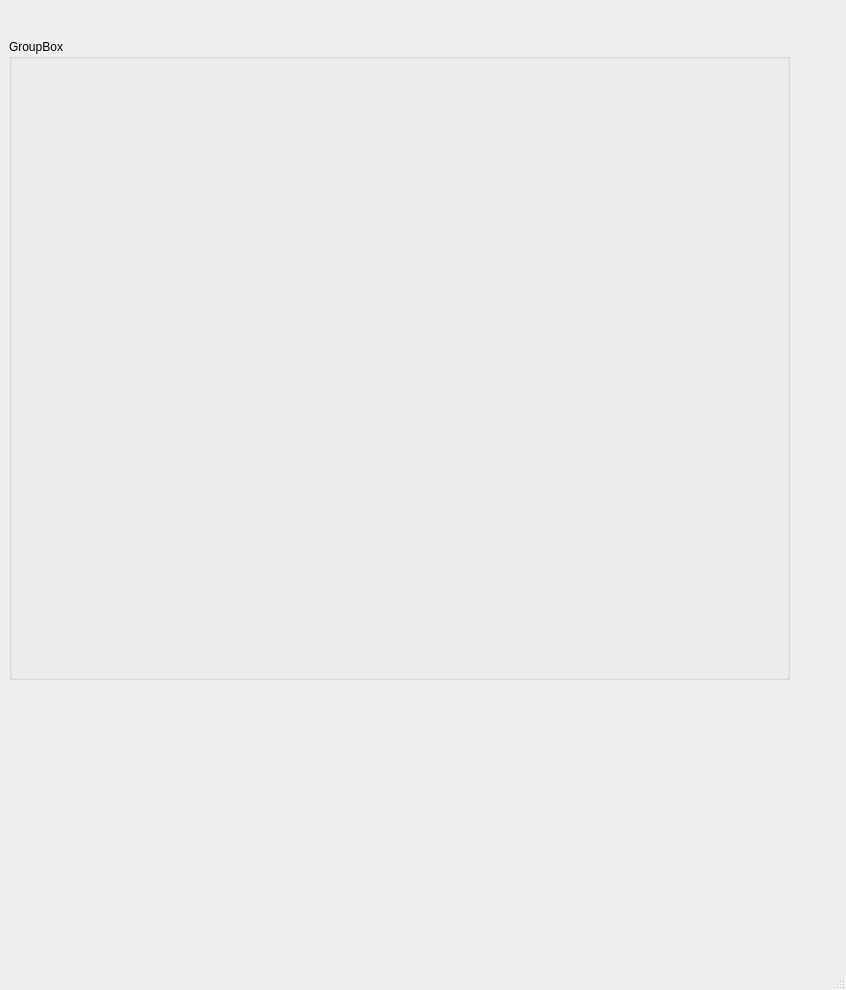
This is !!Trata/TraTa/da_window.ui in Atomicall/5_sem as Qt 5 draws it before an edit. The edited form follows.
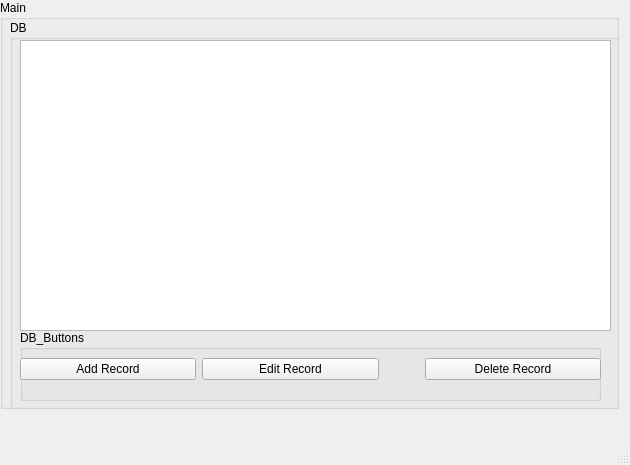
This is the edited form.

What changed in the file:
```diff
--- a/!!Trata/TraTa/da_window.ui
+++ b/!!Trata/TraTa/da_window.ui
@@ -6,32 +6,135 @@
    <rect>
     <x>0</x>
     <y>0</y>
-    <width>846</width>
-    <height>990</height>
+    <width>630</width>
+    <height>465</height>
    </rect>
   </property>
   <property name="windowTitle">
    <string>Da_window</string>
   </property>
   <widget class="QWidget" name="centralwidget">
-   <widget class="QWidget" name="gridLayoutWidget">
+   <property name="sizePolicy">
+    <sizepolicy hsizetype="Preferred" vsizetype="Preferred">
+     <horstretch>0</horstretch>
+     <verstretch>0</verstretch>
+    </sizepolicy>
+   </property>
+   <widget class="QGroupBox" name="MainGroupBox">
     <property name="geometry">
      <rect>
-      <x>9</x>
-      <y>39</y>
-      <width>781</width>
-      <height>641</height>
+      <x>0</x>
+      <y>0</y>
+      <width>619</width>
+      <height>409</height>
      </rect>
     </property>
-    <layout class="QGridLayout" name="gridLayout">
-     <item row="0" column="0">
-      <widget class="QGroupBox" name="groupBox">
-       <property name="title">
-        <string>GroupBox</string>
+    <property name="sizePolicy">
+     <sizepolicy hsizetype="Preferred" vsizetype="Preferred">
+      <horstretch>0</horstretch>
+      <verstretch>0</verstretch>
+     </sizepolicy>
+    </property>
+    <property name="title">
+     <string>Main</string>
+    </property>
+    <property name="flat">
+     <bool>true</bool>
+    </property>
+    <widget class="QGroupBox" name="DBGroupBox">
+     <property name="geometry">
+      <rect>
+       <x>10</x>
+       <y>20</y>
+       <width>671</width>
+       <height>401</height>
+      </rect>
+     </property>
+     <property name="title">
+      <string>DB</string>
+     </property>
+     <property name="flat">
+      <bool>true</bool>
+     </property>
+     <property name="checkable">
+      <bool>false</bool>
+     </property>
+     <widget class="QTableView" name="DB_Table">
+      <property name="geometry">
+       <rect>
+        <x>10</x>
+        <y>20</y>
+        <width>591</width>
+        <height>291</height>
+       </rect>
+      </property>
+     </widget>
+     <widget class="QGroupBox" name="DB_ControlGroupBox">
+      <property name="geometry">
+       <rect>
+        <x>10</x>
+        <y>310</y>
+        <width>581</width>
+        <height>71</height>
+       </rect>
+      </property>
+      <property name="title">
+       <string>DB_Buttons</string>
+      </property>
+      <property name="flat">
+       <bool>true</bool>
+      </property>
+      <widget class="QWidget" name="horizontalLayoutWidget">
+       <property name="geometry">
+        <rect>
+         <x>0</x>
+         <y>9</y>
+         <width>581</width>
+         <height>61</height>
+        </rect>
        </property>
+       <layout class="QHBoxLayout" name="horizontalLayout">
+        <item>
+         <widget class="QPushButton" name="Add_Button">
+          <property name="text">
+           <string>Add Record</string>
+          </property>
+         </widget>
+        </item>
+        <item>
+         <widget class="QPushButton" name="Edit_Button">
+          <property name="text">
+           <string>Edit Record</string>
+          </property>
+         </widget>
+        </item>
+        <item>
+         <spacer name="horizontalSpacer">
+          <property name="orientation">
+           <enum>Qt::Horizontal</enum>
+          </property>
+          <property name="sizeType">
+           <enum>QSizePolicy::Preferred</enum>
+          </property>
+          <property name="sizeHint" stdset="0">
+           <size>
+            <width>40</width>
+            <height>20</height>
+           </size>
+          </property>
+         </spacer>
+        </item>
+        <item>
+         <widget class="QPushButton" name="Delete_Button">
+          <property name="text">
+           <string>Delete Record</string>
+          </property>
+         </widget>
+        </item>
+       </layout>
       </widget>
-     </item>
-    </layout>
+     </widget>
+    </widget>
    </widget>
   </widget>
   <widget class="QMenuBar" name="menubar">
```
Left out of the diff: 2 changed lines with no effect on the pictures.
